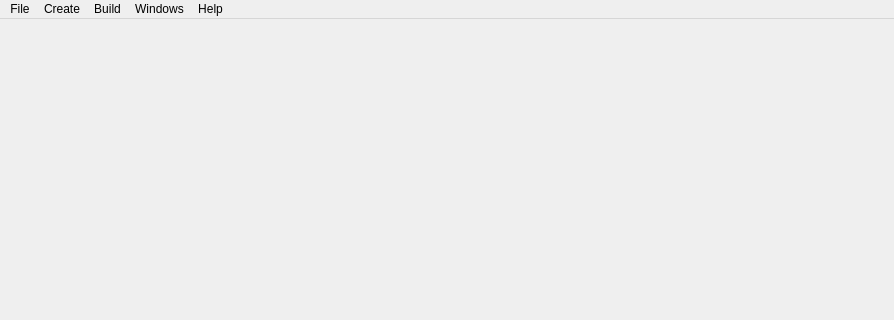
This is mainwindow.ui in QtOpenGL/RenderMasterEditor as Qt 5 draws it before an edit; both pictures show x 0 to 894 and y 0 to 320 of the 894 by 547 pixel window. The edited form follows.
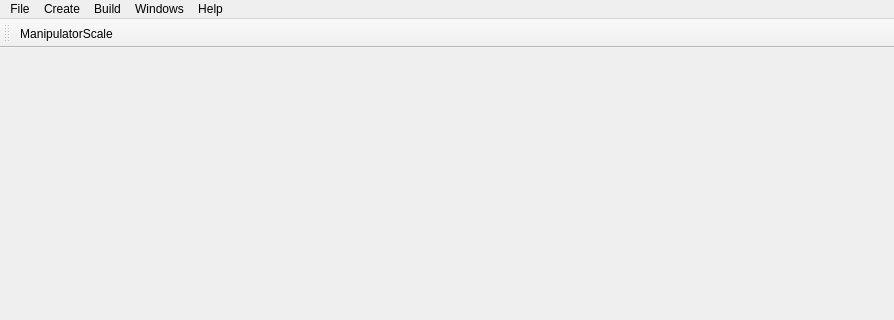
This is the edited form. Icons and pictures are not drawn.

Commit message: icon scale

Patch:
```diff
--- a/mainwindow.ui
+++ b/mainwindow.ui
@@ -97,6 +97,24 @@
    <addaction name="menuWindows"/>
    <addaction name="menuHelp"/>
   </widget>
+  <widget class="QToolBar" name="toolBar">
+   <property name="windowTitle">
+    <string>toolBar</string>
+   </property>
+   <property name="iconSize">
+    <size>
+     <width>25</width>
+     <height>25</height>
+    </size>
+   </property>
+   <attribute name="toolBarArea">
+    <enum>TopToolBarArea</enum>
+   </attribute>
+   <attribute name="toolBarBreak">
+    <bool>false</bool>
+   </attribute>
+   <addaction name="actionManipulatorScale"/>
+  </widget>
   <action name="actionNew_scene">
    <property name="text">
     <string>New Scene...</string>
@@ -228,6 +246,15 @@
     <string>Showreel</string>
    </property>
   </action>
+  <action name="actionManipulatorScale">
+   <property name="icon">
+    <iconset resource="myresources.qrc">
+     <normaloff>:/icons/manipulator_scale.png</normaloff>:/icons/manipulator_scale.png</iconset>
+   </property>
+   <property name="text">
+    <string>ManipulatorScale</string>
+   </property>
+  </action>
  </widget>
  <layoutdefault spacing="6" margin="11"/>
  <resources/>
```
Left out of the diff: 4 changed lines with no effect on the pictures. The commit also changes 2 other files.
